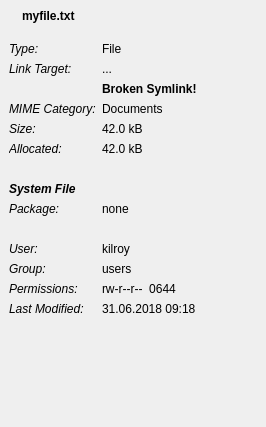
shundhammer/qdirstat, file src/file-details-view.ui: the form before one commit.
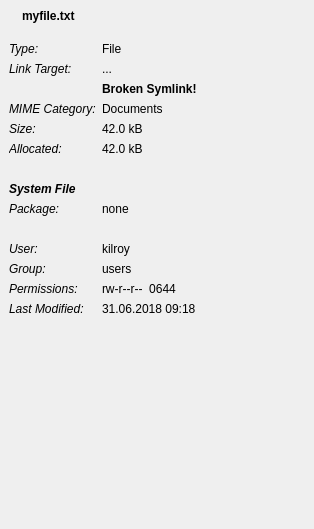
The form after the commit. The open tabs and pages were chosen to show the change. Icons and pictures are not drawn. Custom widgets are drawn as their Qt base class.

Commit message: Don't mark sample text in .ui files and Fn keys for translation

The edit to the form file:
```diff
--- a/src/file-details-view.ui
+++ b/src/file-details-view.ui
@@ -6,8 +6,8 @@
    <rect>
     <x>0</x>
     <y>0</y>
-    <width>266</width>
-    <height>427</height>
+    <width>314</width>
+    <height>529</height>
    </rect>
   </property>
   <property name="windowTitle">
```
Left out of the diff: 160 changed lines with no effect on the pictures. The commit also changes 7 other files.
